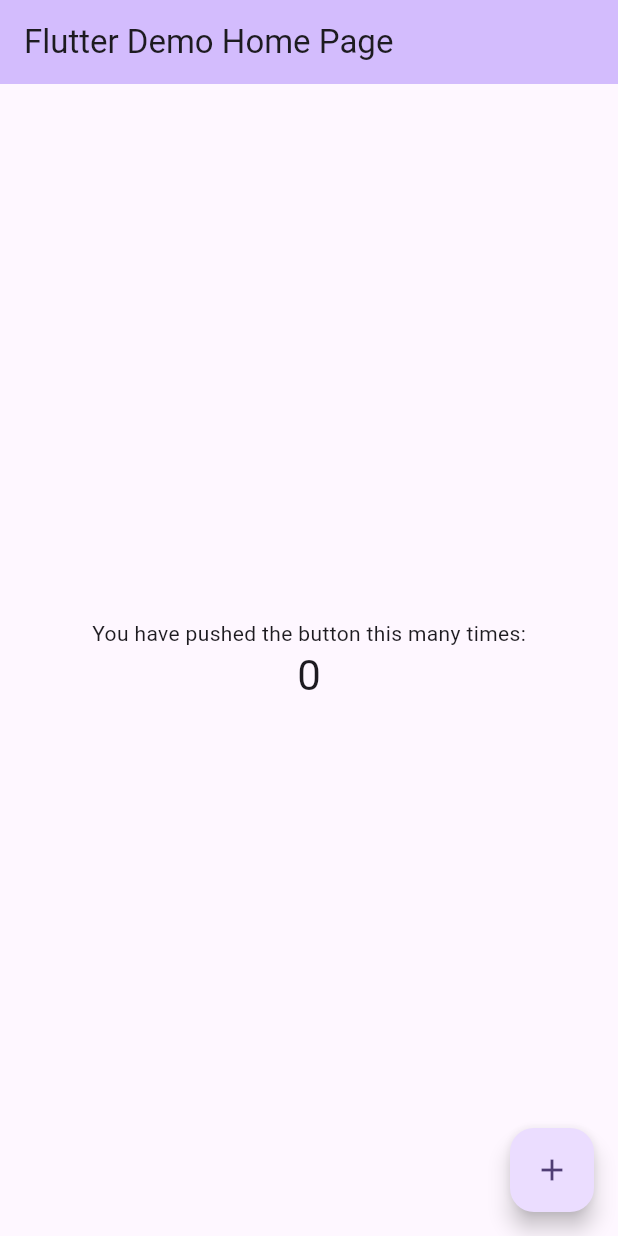
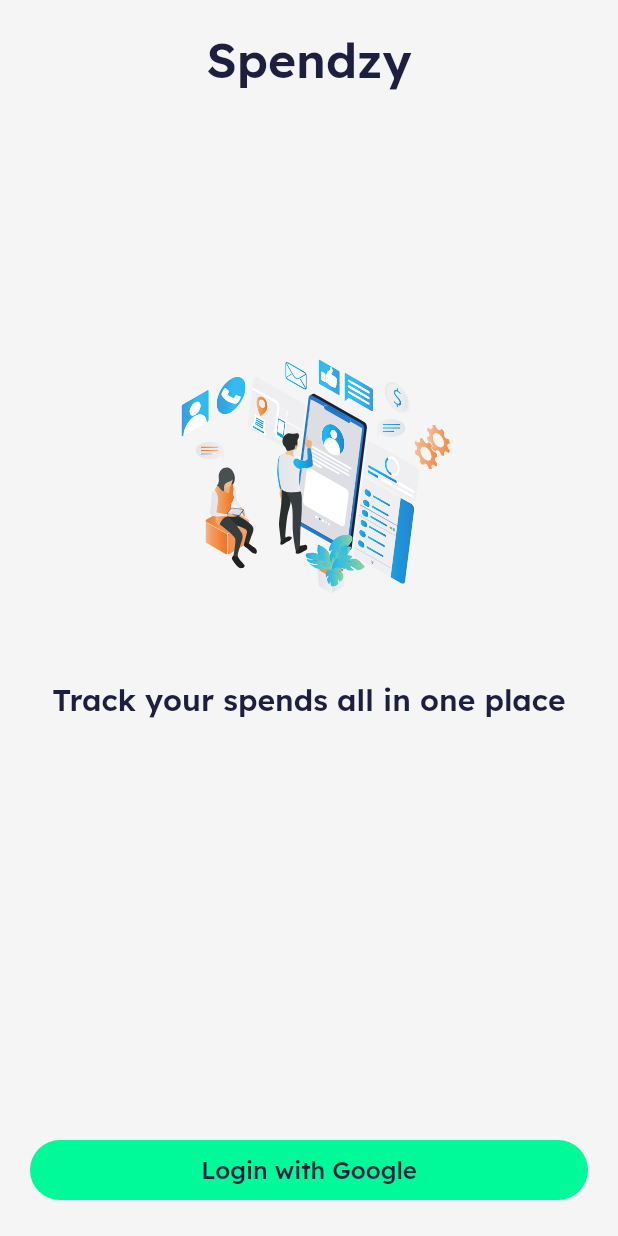
Before and after one commit to Jagannath70086/spender_tracker, a Flutter app: the screen it shows after launch, on a phone screen of 412 x 824 dp. Run offline on Flutter 3.47's test engine with Material 3 defaults, Android fonts, the phone set to English and light mode, and no system bars; our stand-ins replace dio, equatable, firebase_auth, firebase_core, flutter_bloc, flutter_svg and 4 more; accounts and stored records are empty.

Commit message:
fixed auth

```diff
--- /dev/null
+++ b/lib/core/api/api_config.dart
@@ -0,0 +1,3 @@
+class ApiConfig {
+  static const String BASE_URL = 'http://10.0.2.2:3000/api';
+}
--- /dev/null
+++ b/lib/features/auth/domain/model/user_model.dart
@@ -0,0 +1,19 @@
+import 'package:equatable/equatable.dart';
+import 'package:json_annotation/json_annotation.dart';
+part 'user_model.g.dart';
+@JsonSerializable()
+class UserModel extends Equatable{
+  @JsonKey(name: '_id')
+  final String id;
+  final String name;
+  final String photoUrl;
+
+  UserModel({required this.id, required this.name, required this.photoUrl});
+
+  factory UserModel.fromJson(Map<String,dynamic> json) => _$UserModelFromJson(json);
+
+  Map<String,dynamic> toJson() => _$UserModelToJson(this);
+
+  @override
+  List<Object?> get props => [id, name, photoUrl];
+}
--- /dev/null
+++ b/lib/features/auth/domain/repository/auth_repository.dart
@@ -0,0 +1,7 @@
+import 'package:spender_tracker/core/failure/failure.dart';
+import 'package:spender_tracker/core/model/either.dart';
+import 'package:spender_tracker/features/auth/domain/model/user_model.dart';
+
+abstract class AuthRepository {
+  Future<Either<Failure,UserModel>> loginWithGoogle();
+}
--- /dev/null
+++ b/lib/features/auth/presentation/bloc/user_bloc.dart
@@ -0,0 +1,23 @@
+import 'package:flutter_bloc/flutter_bloc.dart';
+import 'package:spender_tracker/features/auth/domain/repository/auth_repository.dart';
+import 'package:spender_tracker/features/auth/presentation/bloc/user_event.dart';
+import 'package:spender_tracker/features/auth/presentation/bloc/user_state.dart';
+
+class UserBloc extends Bloc<UserEvent,UserState> {
+  final AuthRepository authRepository;
+
+  UserBloc({required this.authRepository}) : super(UserState.initial()) {
+    on<LoginWithGoogleEvent>(onLoginWithGoogleEvent);
+  }
+
+  Future onLoginWithGoogleEvent(LoginWithGoogleEvent event, Emitter emit) async {
+    emit(state.copyWith(status: UserStatus.loading));
+    var data = await authRepository.loginWithGoogle();
+    if(data.isRight()){
+      emit(state.copyWith(status: UserStatus.success, userModel: data.right));
+    }
+    else {
+      emit(state.copyWith(status: UserStatus.error, errorMessage: data.left.message));
+    }
+  }
+}
--- /dev/null
+++ b/lib/features/auth/presentation/bloc/user_event.dart
@@ -0,0 +1,7 @@
+abstract class UserEvent {
+
+}
+
+class LoginWithGoogleEvent extends UserEvent{
+
+}
--- /dev/null
+++ b/lib/features/auth/presentation/bloc/user_state.dart
@@ -0,0 +1,30 @@
+import 'package:equatable/equatable.dart';
+import 'package:spender_tracker/features/auth/domain/model/user_model.dart';
+
+enum UserStatus { initial, loading, success, error }
+
+class UserState extends Equatable {
+  final UserStatus status;
+  final String? errorMessage;
+
+  final UserModel? userModel;
+
+  UserState._({required this.status, this.errorMessage, this.userModel});
+
+  factory UserState.initial() => UserState._(status: UserStatus.initial);
+
+  UserState copyWith({
+    UserStatus? status,
+    UserModel? userModel,
+    String? errorMessage,
+  }) {
+    return UserState._(
+      status: status ?? this.status,
+      errorMessage: errorMessage ?? this.errorMessage,
+      userModel: userModel ?? this.userModel,
+    );
+  }
+
+  @override
+  List<Object?> get props => [status, errorMessage, userModel];
+}
--- /dev/null
+++ b/lib/features/auth/presentation/pages/auth_page.dart
@@ -0,0 +1,63 @@
+import 'package:flutter/material.dart';
+import 'package:flutter_bloc/flutter_bloc.dart';
+import 'package:flutter_svg/flutter_svg.dart';
+import 'package:spender_tracker/core/theme/app_colors.dart';
+import 'package:spender_tracker/core/ui/widgets/default_button.dart';
+import 'package:spender_tracker/features/auth/presentation/bloc/user_bloc.dart';
+import 'package:spender_tracker/features/auth/presentation/bloc/user_event.dart';
+
+import '../bloc/user_state.dart';
+
+class AuthPage extends StatelessWidget {
+  const AuthPage({super.key});
+
+  static const String route = '/auth';
+
+  @override
+  Widget build(BuildContext context) {
+    return Scaffold(
+      body: SafeArea(
+        child: BlocConsumer<UserBloc, UserState>(
+          builder: (context, state) {
+            return Padding(
+              padding: const EdgeInsets.all(20),
+              child: Column(
+                children: [
+                  Text(
+                    "Spendzy",
+                    style: Theme.of(context).textTheme.headlineLarge,
+                  ),
+                  const Spacer(),
+                  SvgPicture.asset('assets/images/login.svg', width: 250, height: 250,),
+                  Padding(
+                    padding: EdgeInsets.symmetric(vertical: 10),
+                    child: Text(
+                      'Track your spends all in one place',
+                      style: Theme.of(context).textTheme.headlineSmall,
+                    ),
+                  ),
+                  const Spacer(flex: 2),
+                  DefaultButton(
+                    text: 'Login with Google',
+                    textColor: AppColors.textColorLight,
+                    backgroundColor: AppColors.secondaryLight,
+                    onPressed: () {
+                      context.read<UserBloc>().add(LoginWithGoogleEvent());
+                    },
+                  ),
+                ],
+              ),
+            );
+          },
+          listener: (context, state) {
+            if (state.status == UserStatus.error) {
+              ScaffoldMessenger.of(
+                context,
+              ).showSnackBar(SnackBar(content: Text(state.errorMessage ?? '')));
+            }
+          },
+        ),
+      ),
+    );
+  }
+}
--- a/lib/main.dart
+++ b/lib/main.dart
@@ -1,67 +1,24 @@
+import 'package:firebase_core/firebase_core.dart';
 import 'package:flutter/material.dart';
+import 'package:flutter_bloc/flutter_bloc.dart';
+import 'package:spender_tracker/core/di/get_it.dart';
+import 'package:spender_tracker/core/router/app_router.dart';
+import 'package:spender_tracker/core/theme/app_theme.dart';
+import 'package:spender_tracker/features/auth/presentation/bloc/user_bloc.dart';
+import 'package:spender_tracker/firebase_options.dart';
 
-void main() {
-  runApp(const MyApp());
+Future<void> main() async {
+  WidgetsFlutterBinding.ensureInitialized();
+  await Firebase.initializeApp(options: DefaultFirebaseOptions.currentPlatform);
+  setup();
+  runApp(
+    BlocProvider(
+      create: (context) => getIt<UserBloc>(),
+      child: MaterialApp.router(
+        routerConfig: AppRouter.router,
+        theme: AppTheme.lightTheme,
+        debugShowCheckedModeBanner: false,
+      ),
+    ),
+  );
 }
-
-class MyApp extends StatelessWidget {
-  const MyApp({super.key});
-
-  @override
-  Widget build(BuildContext context) {
-    return MaterialApp(
-      title: 'Flutter Demo',
-      theme: ThemeData(
-        colorScheme: ColorScheme.fromSeed(seedColor: Colors.deepPurple),
-      ),
-      home: const MyHomePage(title: 'Flutter Demo Home Page'),
-    );
-  }
-}
-
-class MyHomePage extends StatefulWidget {
-  const MyHomePage({super.key, required this.title});
-
-  final String title;
-
-  @override
-  State<MyHomePage> createState() => _MyHomePageState();
-}
-
-class _MyHomePageState extends State<MyHomePage> {
-  int _counter = 0;
-
-  void _incrementCounter() {
-    setState(() {
-      _counter++;
-    });
-  }
-
-  @override
-  Widget build(BuildContext context) {
-    return Scaffold(
-      appBar: AppBar(
-        backgroundColor: Theme.of(context).colorScheme.inversePrimary,
-
-        title: Text(widget.title),
-      ),
-      body: Center(
-        child: Column(
-          mainAxisAlignment: MainAxisAlignment.center,
-          children: <Widget>[
-            const Text('You have pushed the button this many times:'),
-            Text(
-              '$_counter',
-              style: Theme.of(context).textTheme.headlineMedium,
-            ),
-          ],
-        ),
-      ),
-      floatingActionButton: FloatingActionButton(
-        onPressed: _incrementCounter,
-        tooltip: 'Increment',
-        child: const Icon(Icons.add),
-      ),
-    );
-  }
-}
--- a/pubspec.yaml
+++ b/pubspec.yaml
@@ -24,6 +24,8 @@ dependencies:
   firebase_core: ^3.13.0
   firebase_auth: ^5.5.2
   google_sign_in: ^6.3.0
+
+  go_router: ^15.1.0
 
   share_plus: ^11.0.0
   flutter_svg: ^2.1.0
```
Also changed, not shown: lib/core/api/api_client.dart (added, +21 -0 lines), lib/core/di/get_it.dart (added, +33 -0 lines), lib/core/failure/failure.dart (added, +9 -0 lines), lib/core/model/either.dart (added, +28 -0 lines), lib/core/router/app_router.dart (added, +16 -0 lines), lib/features/auth/data/datasource/auth_remote_datasource.dart (added, +13 -0 lines), lib/features/auth/data/repository/auth_repository_impl.dart (added, +47 -0 lines), lib/features/auth/domain/model/user_model.g.dart (added), pubspec.lock.
